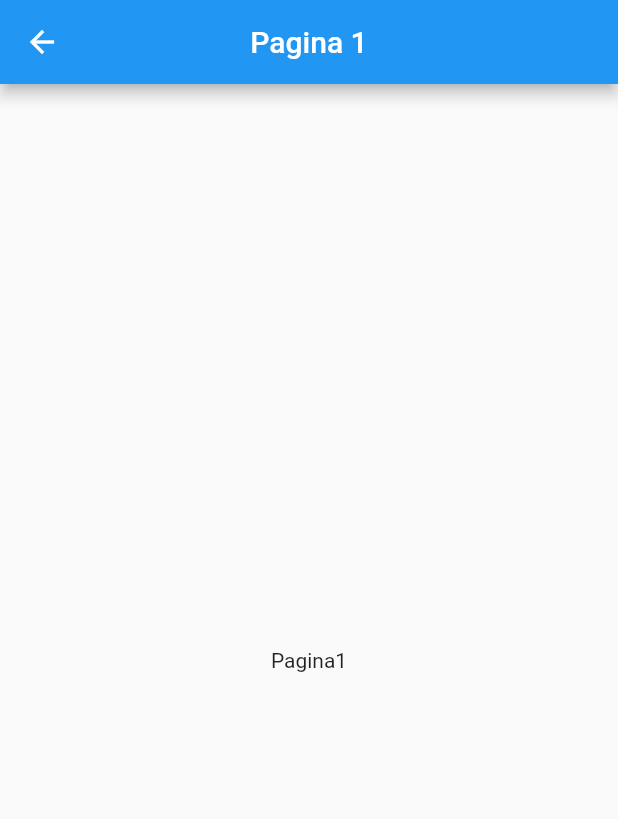
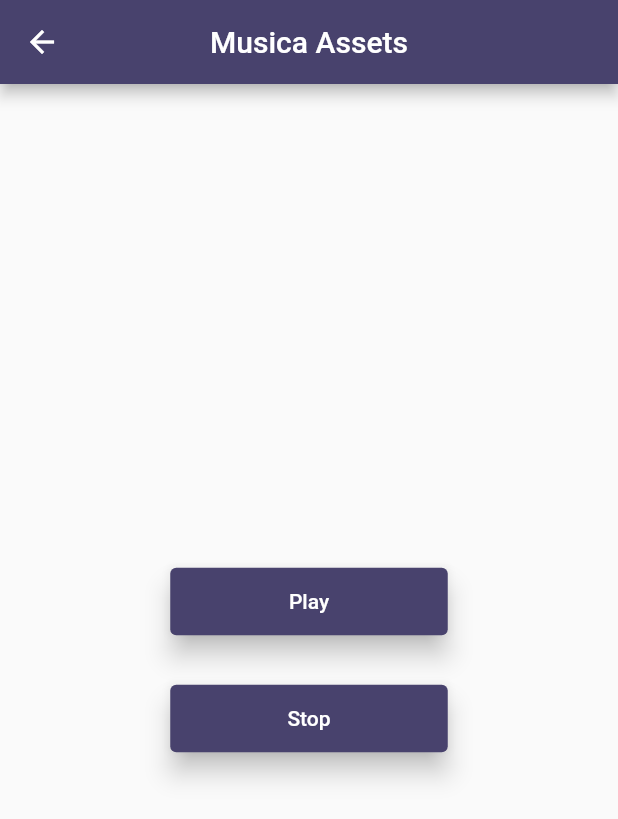
Before and after one commit to fcraveiro/oa_main, a Flutter app: the Pagina1 screen opened by its route, on a phone screen of 412 x 824 dp. Shown: the top 819 px of the screen. Run offline on Flutter 3.47's test engine with Material 2 defaults, Android fonts, the phone set to English and light mode, and no system bars; our stand-ins replace assets_audio_player, battery_plus, flutter_cache_manager, flutter_colorpicker, flutter_native_image, flutter_slidable and 13 more; missing offline and left inert: encrypt, oa_fone, quick_actions, staggered_grid_view_flutter, via_cep_flutter; accounts and stored records are empty.

Commit message:
Sound Assets

```diff
--- a/lib/beta/pagina1.dart
+++ b/lib/beta/pagina1.dart
@@ -1,3 +1,6 @@
+// ignore_for_file: unnecessary_const
+
+import 'package:assets_audio_player/assets_audio_player.dart';
 import 'package:flutter/material.dart';
 
 class Pagina1 extends StatefulWidget {
@@ -8,21 +11,60 @@ class Pagina1 extends StatefulWidget {
 }
 
 class _Pagina1State extends State<Pagina1> {
+  final assetsAudioPlayer = AssetsAudioPlayer();
+
   @override
   Widget build(BuildContext context) {
     return Scaffold(
       appBar: AppBar(
-        title: const Text('Pagina 1'),
+        title: const Text('Musica Assets'),
         centerTitle: true,
+        backgroundColor: const Color(0xFF48426D),
       ),
       body: Center(
         child: Column(
           mainAxisAlignment: MainAxisAlignment.center,
-          children: const [
-            Text('Pagina1'),
+          children: [
+            ElevatedButton(
+              style: ElevatedButton.styleFrom(
+                elevation: 7,
+                fixedSize: const Size(185, 45),
+                primary: const Color(0xFF48426D),
+                onSurface: Colors.black,
+              ),
+              onPressed: () async {
+                somPlay();
+              },
+              child: const Text('Play'),
+            ),
+            const SizedBox(
+              height: 30,
+            ),
+            ElevatedButton(
+              style: ElevatedButton.styleFrom(
+                elevation: 7,
+                fixedSize: const Size(185, 45),
+                primary: const Color(0xFF48426D),
+                onSurface: Colors.black,
+              ),
+              onPressed: () async {
+                somStop();
+              },
+              child: const Text('Stop'),
+            ),
           ],
         ),
       ),
     );
   }
+
+  somPlay() async {
+    await assetsAudioPlayer.open(
+      Audio("assets/audios/som.mp3"),
+    );
+  }
+
+  somStop() async {
+    await assetsAudioPlayer.stop();
+  }
 }
--- a/lib/paginas/inicio.dart
+++ b/lib/paginas/inicio.dart
@@ -3,8 +3,6 @@ import 'package:flutter/material.dart';
 import 'package:get/get.dart';
 import 'package:get_storage/get_storage.dart';
 import 'package:google_fonts/google_fonts.dart';
-import 'package:oa_main/beta/pagina1.dart';
-import 'package:oa_main/beta/pagina2.dart';
 import 'package:quick_actions/quick_actions.dart';
 
 class Inicio extends StatefulWidget {
--- a/pubspec.yaml
+++ b/pubspec.yaml
@@ -43,6 +43,7 @@ dependencies:
   battery_plus: ^2.1.1
   percent_indicator: ^4.0.0
   quick_actions: ^0.6.0+9
+  assets_audio_player: ^3.0.4+1
 
 dev_dependencies:
 
@@ -56,3 +57,4 @@ flutter:
 
   assets:
     - assets/imagens/
+    - assets/audios/
```
Also changed, not shown: lib/menu.dart (+10 -33 lines), pubspec.lock, 2 other files.
